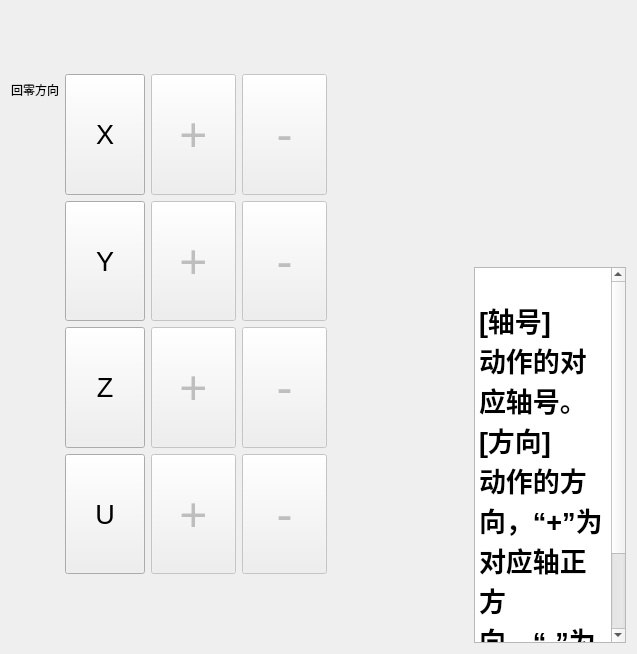
Qt form forms/other/huilingform.ui (zephyrrr/Camotics_modbus) before a commit.
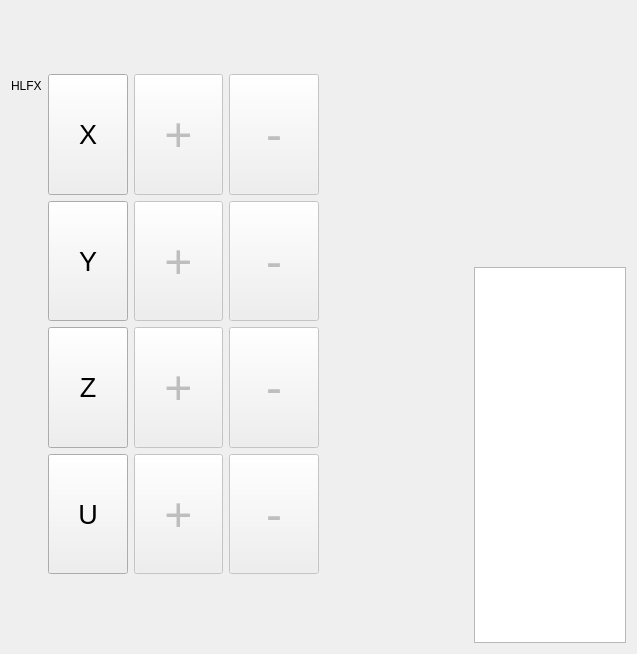
The same form after that commit.

```diff
--- a/forms/other/huilingform.ui
+++ b/forms/other/huilingform.ui
@@ -34,7 +34,7 @@
        <item row="0" column="0">
         <widget class="QLabel" name="label_1">
          <property name="text">
-          <string>回零方向</string>
+          <string>HLFX</string>
          </property>
         </widget>
        </item>
@@ -438,19 +438,7 @@
      <item>
       <widget class="QTextBrowser" name="textBrowser">
        <property name="html">
-        <string>&lt;!DOCTYPE HTML PUBLIC &quot;-//W3C//DTD HTML 4.0//EN&quot; &quot;http://www.w3.org/TR/REC-html40/strict.dtd&quot;&gt;
-&lt;html&gt;&lt;head&gt;&lt;meta name=&quot;qrichtext&quot; content=&quot;1&quot; /&gt;&lt;meta charset=&quot;utf-8&quot; /&gt;&lt;style type=&quot;text/css&quot;&gt;
-p, li { white-space: pre-wrap; }
-hr { height: 1px; border-width: 0; }
-li.unchecked::marker { content: &quot;\2610&quot;; }
-li.checked::marker { content: &quot;\2612&quot;; }
-&lt;/style&gt;&lt;/head&gt;&lt;body style=&quot; font-family:'Microsoft YaHei UI'; font-size:9pt; font-weight:400; font-style:normal;&quot;&gt;
-&lt;p style=&quot; margin-top:0px; margin-bottom:0px; margin-left:0px; margin-right:0px; -qt-block-indent:0; text-indent:0px;&quot;&gt;                  &lt;/p&gt;
-&lt;p style=&quot; margin-top:0px; margin-bottom:0px; margin-left:0px; margin-right:0px; -qt-block-indent:0; text-indent:0px;&quot;&gt;                  &lt;/p&gt;
-&lt;p style=&quot; margin-top:0px; margin-bottom:0px; margin-left:0px; margin-right:0px; -qt-block-indent:0; text-indent:0px;&quot;&gt;&lt;span style=&quot; font-family:'SimSun'; font-size:20pt; font-weight:696;&quot;&gt;[轴号]&lt;/span&gt;                  &lt;/p&gt;
-&lt;p style=&quot; margin-top:0px; margin-bottom:0px; margin-left:0px; margin-right:0px; -qt-block-indent:0; text-indent:0px;&quot;&gt;&lt;span style=&quot; font-family:'SimSun'; font-size:20pt; font-weight:696;&quot;&gt;动作的对应轴号。&lt;/span&gt;                  &lt;/p&gt;
-&lt;p style=&quot; margin-top:0px; margin-bottom:0px; margin-left:0px; margin-right:0px; -qt-block-indent:0; text-indent:0px;&quot;&gt;&lt;span style=&quot; font-family:'SimSun'; font-size:20pt; font-weight:696;&quot;&gt;[方向]&lt;/span&gt;                  &lt;/p&gt;
-&lt;p style=&quot; margin-top:0px; margin-bottom:0px; margin-left:0px; margin-right:0px; -qt-block-indent:0; text-indent:0px;&quot;&gt;&lt;span style=&quot; font-family:'SimSun'; font-size:20pt; font-weight:696;&quot;&gt;动作的方向，“+”为对应轴正方向，“-”为对应轴的负方向。&lt;/span&gt;                &lt;/p&gt;&lt;/body&gt;&lt;/html&gt;</string>
+        <string></string>
        </property>
       </widget>
      </item>
```
Left out of the diff: 17 changed lines with no effect on the pictures.
